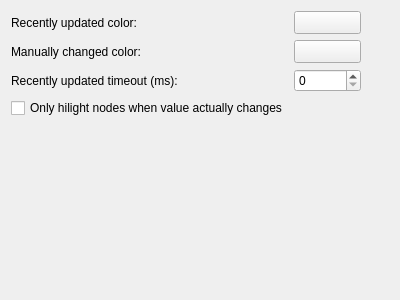
This is ground/openpilotgcs/src/plugins/uavobjectbrowser/uavobjectbrowseroptionspage.ui in openpilot/OpenPilot as Qt 5 draws it before an edit. The edited form follows.
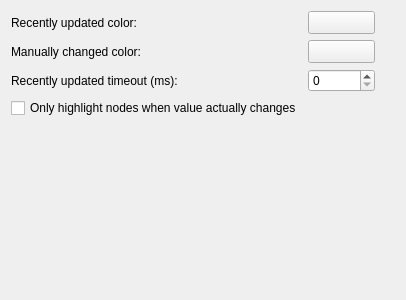
This is the edited form. Custom widgets are drawn as their Qt base class.

Commit message: Spelling on browser config, add size settings to options so things don't get scrunched.

What changed in the file:
```diff
--- a/ground/openpilotgcs/src/plugins/uavobjectbrowser/uavobjectbrowseroptionspage.ui
+++ b/ground/openpilotgcs/src/plugins/uavobjectbrowser/uavobjectbrowseroptionspage.ui
@@ -118,7 +118,7 @@
    <item row="4" column="0">
     <widget class="QCheckBox" name="hilightBox">
      <property name="text">
-      <string>Only hilight nodes when value actually changes</string>
+      <string>Only highlight nodes when value actually changes</string>
      </property>
     </widget>
    </item>
```
The commit also changes 1 other file.
